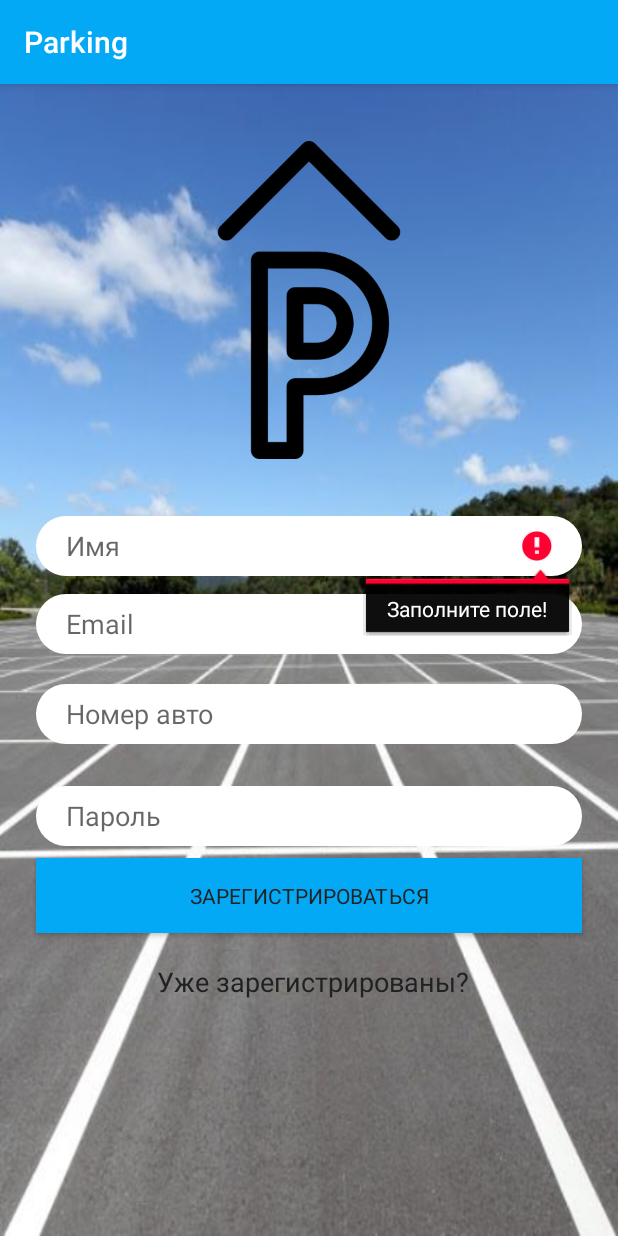
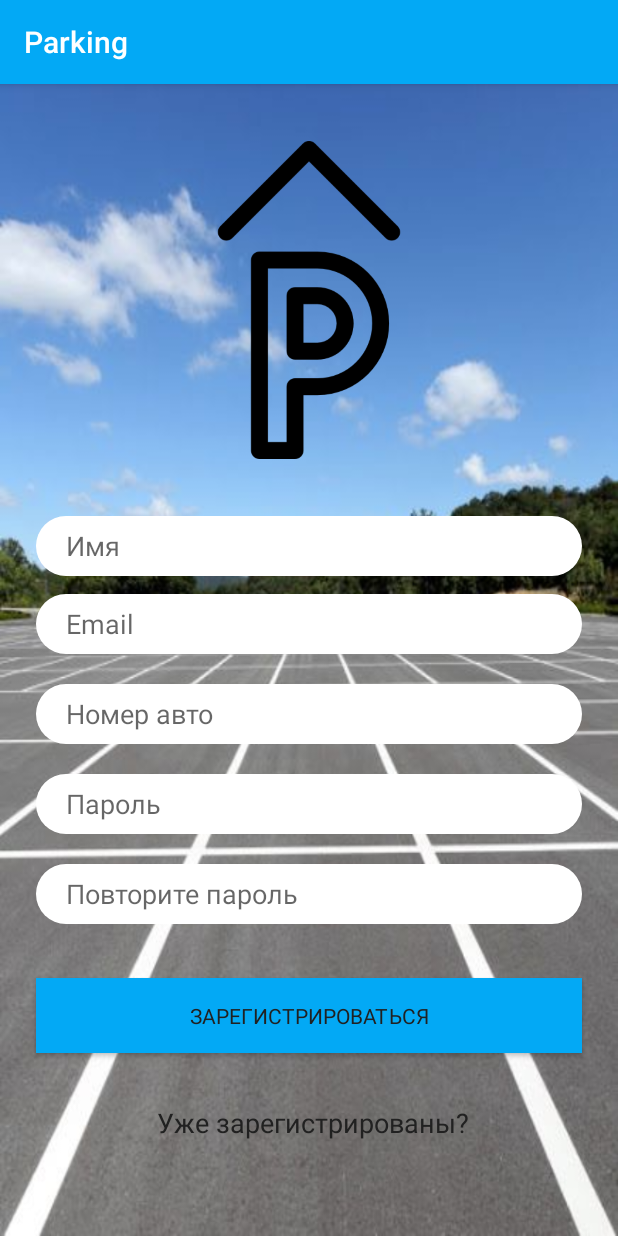
Before and after one commit to Aydarr/Parking, an Android app: the RegistrationActivity screen opened directly, with no data from a screen before it, after a tap on "ЗАРЕГИСТРИРОВАТЬСЯ", on a phone screen of 412 x 824 dp. Run offline under Robolectric (Android 15) with nearby library versions, the phone set to English and light mode, and no system bars; our stand-ins replace Firebase (no records; nobody signed in at launch, a user with empty details on screens opened directly); Roboto replaces fonts that are not available here.

Commit message:
add password check

```diff
--- a/app/src/main/java/com/example/parking/RegistrationActivity.kt
+++ b/app/src/main/java/com/example/parking/RegistrationActivity.kt
@@ -51,6 +51,12 @@ class RegistrationActivity : AppCompatActivity() {
         val lastUserName = emailEditText.getText().toString()
         val ageUserName = carIdEditText.getText().toString()
         val passwordcheck = password_editText.getText().toString()
+        val password_again= passwor_again.getText().toString()
+        if(passwordcheck !==password_again)
+        {
+            Toast.makeText(this, "Пароли не совпадают", Toast.LENGTH_LONG).show()
+            return
+        }
         Log.d("RegistrationActivity", "EmAil is:" + lastUserName )
         Log.d("RegistrationActivity","PAssword is:  $passwordcheck")
         when {
--- a/app/src/main/res/layout/activity_registration.xml
+++ b/app/src/main/res/layout/activity_registration.xml
@@ -54,26 +54,26 @@
         app:layout_constraintHorizontal_bias="0.519"
         app:layout_constraintStart_toStartOf="@+id/display_button"
         app:layout_constraintTop_toBottomOf="@+id/display_button"
-        app:layout_constraintVertical_bias="0.114" />
+        app:layout_constraintVertical_bias="0.35" />
 
     <Button
         android:id="@+id/display_button"
         style="@style/RoundedCornerButton"
         android:layout_width="0dp"
         android:layout_height="50dp"
-        android:layout_marginTop="8dp"
+        android:layout_marginTop="36dp"
         android:fontFamily="@font/aclonica"
         android:text="Зарегистрироваться"
-        app:layout_constraintEnd_toEndOf="@+id/password_editText"
-        app:layout_constraintHorizontal_bias="1.0"
-        app:layout_constraintStart_toStartOf="@+id/password_editText"
-        app:layout_constraintTop_toBottomOf="@+id/password_editText" />
+        app:layout_constraintEnd_toEndOf="@+id/passwor_again"
+        app:layout_constraintHorizontal_bias="0.0"
+        app:layout_constraintStart_toStartOf="@+id/passwor_again"
+        app:layout_constraintTop_toBottomOf="@+id/passwor_again" />
 
     <EditText
         android:id="@+id/password_editText"
         android:layout_width="0dp"
         android:layout_height="40dp"
-        android:layout_marginTop="28dp"
+        android:layout_marginTop="20dp"
         android:background="@drawable/rounded"
         android:ems="10"
         android:hint="Пароль"
@@ -111,4 +111,19 @@
         app:layout_constraintTop_toTopOf="parent"
         app:srcCompat="@drawable/pngwave" />
 
+    <EditText
+        android:id="@+id/passwor_again"
+        android:layout_width="0dp"
+        android:layout_height="40dp"
+        android:layout_marginTop="20dp"
+        android:background="@drawable/rounded"
+        android:ems="10"
+        android:paddingStart="20dp"
+        android:paddingEnd="20dp"
+        android:hint="Повторите пароль"
+        android:inputType="textPassword"
+        app:layout_constraintEnd_toEndOf="@+id/password_editText"
+        app:layout_constraintStart_toStartOf="@+id/password_editText"
+        app:layout_constraintTop_toBottomOf="@+id/password_editText" />
+
 </androidx.constraintlayout.widget.ConstraintLayout>
--- a/app/src/main/res/menu/toback.xml
+++ b/app/src/main/res/menu/toback.xml
@@ -5,6 +5,6 @@
     <item
         android:id="@+id/toback"
 
-        android:title="Sign Out"
+        android:title="Назад"
         app:showAsAction="ifRoom" />
 </menu>
```
